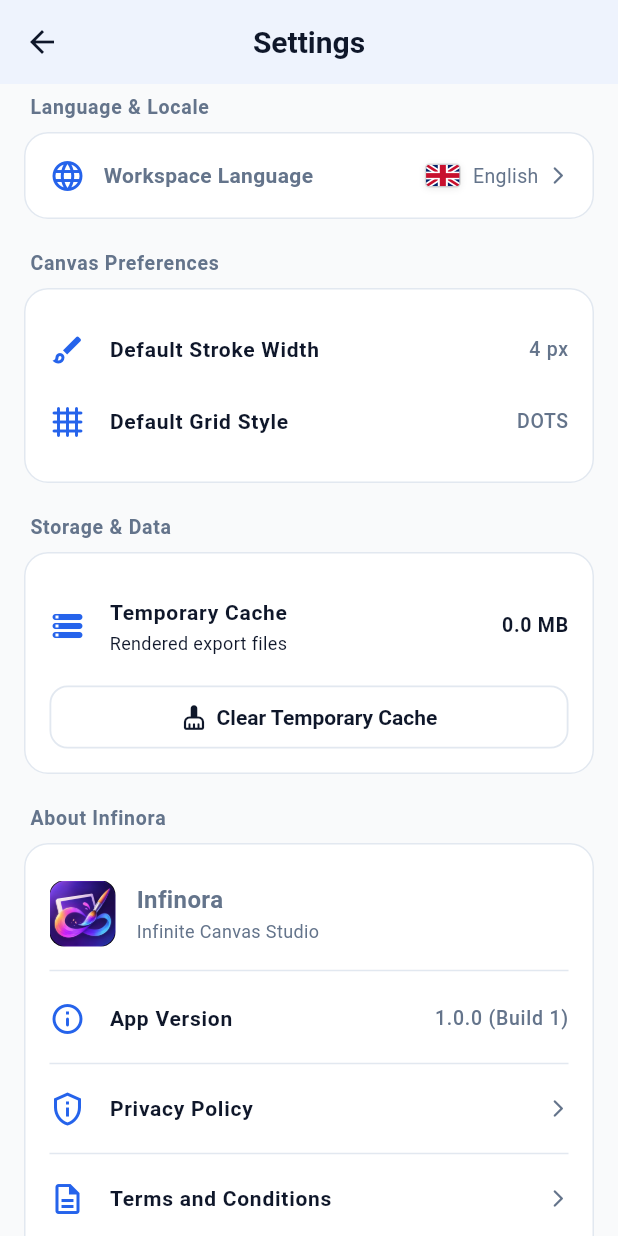
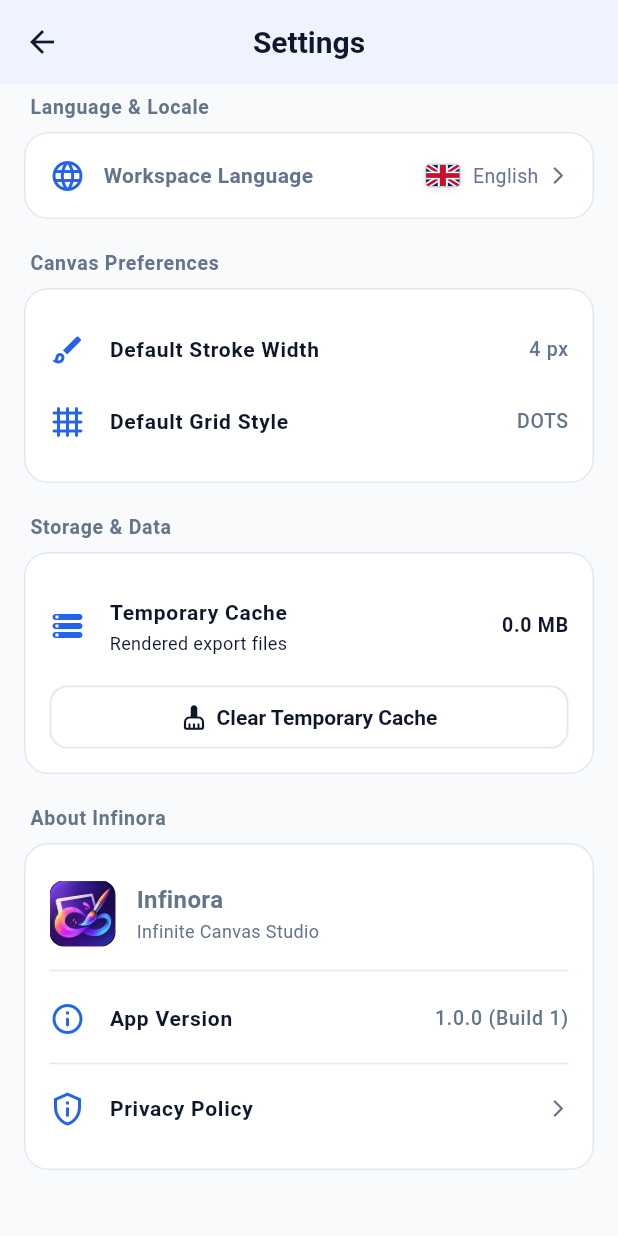
Before and after one commit to harmish66/INFINORA, a Flutter app: the SettingsScreen screen opened by its route, scrolled down 246 dp, on a phone screen of 412 x 824 dp. Run offline on Flutter 3.47's test engine with Material 3 defaults, Android fonts, the phone set to English and light mode, and no system bars; our stand-ins replace drift, flutter_riverpod, go_router, google_mobile_ads, image_picker, pdf and 2 more; accounts and stored records are empty; generated files the repository leaves out were written again; network calls fail.

Commit message:
feat: remove terms and conditions screen and routing

```diff
--- a/lib/core/routing/app_router.dart
+++ b/lib/core/routing/app_router.dart
@@ -6,7 +6,6 @@ import '../../features/projects/presentation/new_canvas_screen.dart';
 import '../../features/settings/presentation/language_selection_screen.dart';
 import '../../features/settings/presentation/privacy_policy_screen.dart';
 import '../../features/settings/presentation/settings_screen.dart';
-import '../../features/settings/presentation/terms_conditions_screen.dart';
 import '../../features/templates/presentation/templates_screen.dart';
 
 final appRouter = GoRouter(
@@ -47,9 +46,5 @@ final appRouter = GoRouter(
       path: '/privacy-policy',
       builder: (context, state) => const PrivacyPolicyScreen(),
     ),
-    GoRoute(
-      path: '/terms-conditions',
-      builder: (context, state) => const TermsConditionsScreen(),
-    ),
   ],
 );
--- a/lib/features/settings/presentation/settings_screen.dart
+++ b/lib/features/settings/presentation/settings_screen.dart
@@ -284,15 +284,6 @@ class _SettingsScreenState extends ConsumerState<SettingsScreen> {
                   trailing: const Icon(Icons.arrow_forward_ios_rounded, size: 14, color: AppColors.secondaryText),
                   onTap: () => context.push('/privacy-policy'),
                 ),
-                const Divider(height: 12),
-                ListTile(
-                  dense: true,
-                  contentPadding: EdgeInsets.zero,
-                  leading: const Icon(Icons.description_outlined, color: AppColors.primaryBrand),
-                  title: const Text('Terms and Conditions', style: TextStyle(fontSize: 14, fontWeight: FontWeight.w600)),
-                  trailing: const Icon(Icons.arrow_forward_ios_rounded, size: 14, color: AppColors.secondaryText),
-                  onTap: () => context.push('/terms-conditions'),
-                ),
               ],
             ),
           ),
```
Also changed, not shown: lib/features/settings/presentation/terms_conditions_screen.dart (deleted, +0 -83 lines).
